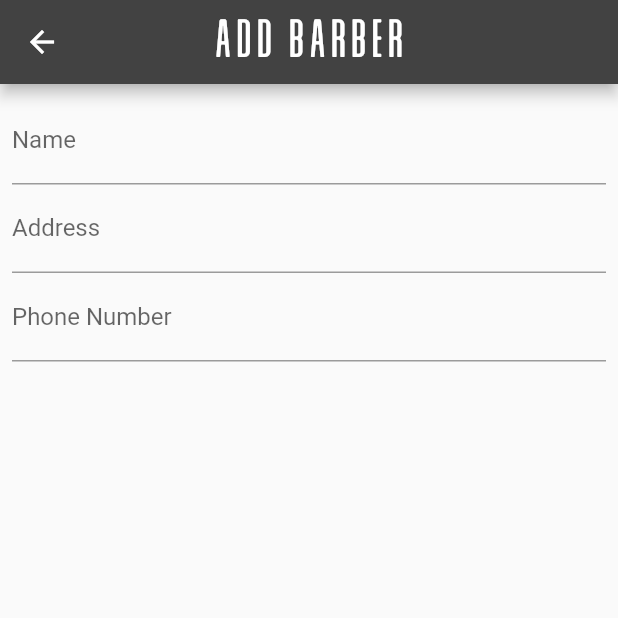
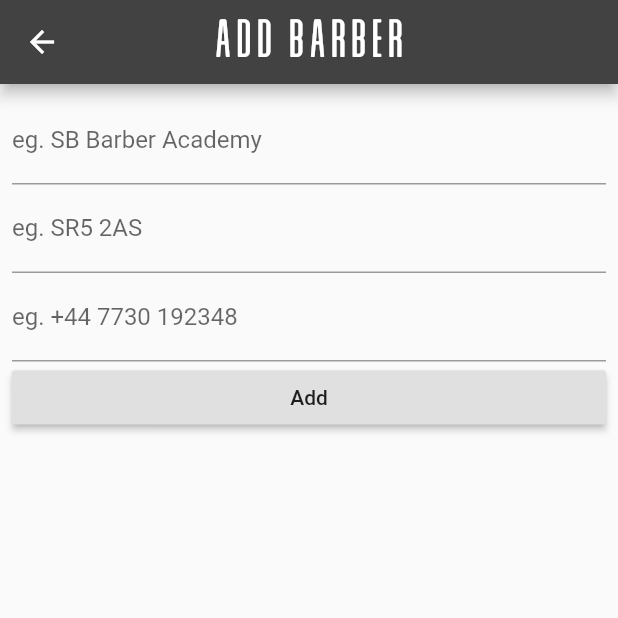
Before and after one commit to dawidstefaniak/Barber, a Flutter app: the AddBarber screen opened directly, on a phone screen of 412 x 824 dp, the top half of it. Run offline on Flutter 3.47's test engine with Material 2 defaults, Android fonts, the phone set to English and light mode, and no system bars; our stand-ins replace bloc, cloud_firestore, equatable, firebase_database, flutter_calendar_carousel, google_maps_flutter; accounts and stored records are empty; generated files the repository leaves out were written again.

Commit message:
Added Add barber working with database

```diff
--- a/lib/AddBarber.dart
+++ b/lib/AddBarber.dart
@@ -1,5 +1,8 @@
 import 'package:barber/Models/Font.dart';
+import 'package:cloud_firestore/cloud_firestore.dart';
+import 'package:firebase_database/firebase_database.dart';
 import 'package:flutter/material.dart';
+import 'Objects/TextFieldObject.dart';
 
 class AddBarber extends StatefulWidget {
   AddBarber({Key key}) : super(key: key);
@@ -10,8 +13,22 @@ class AddBarber extends StatefulWidget {
 class _AddBarberState extends State<AddBarber> {
   @override
   Widget build(BuildContext context) {
-    return Scaffold(appBar: _getAppBar(),
-          body: _getBody());
+    return Scaffold(
+      appBar: _getAppBar(),
+      body: _getBody(),
+    );
+  }
+
+  TextEditingController _nameController;
+  TextEditingController _addressController;
+  TextEditingController _phoneController;
+
+  @override
+  void initState() {
+    super.initState();
+    _nameController = new TextEditingController();
+    _addressController = new TextEditingController();
+    _phoneController = new TextEditingController();
   }
 
   Widget _getBody() {
@@ -21,9 +38,22 @@ class _AddBarberState extends State<AddBarber> {
         child: Form(
           child: ListView(
             children: <Widget>[
-                  TextFormField(decoration: InputDecoration(hintText: 'eg. SB Barber Academy',labelText: 'Name'),),
-                  TextFormField(decoration: InputDecoration(hintText: 'eg. SR5 2AS',labelText: 'Address'),),
-                  TextFormField(decoration: InputDecoration(hintText: 'eg. +44 7730 192348',labelText: 'Phone Number'),),
+              TextFieldObject.getTextField(
+                  hintText: 'eg. SB Barber Academy',
+                  labelText: 'Name',
+                  controller: _nameController),
+              TextFieldObject.getTextField(
+                  hintText: 'eg. SR5 2AS',
+                  labelText: 'Address',
+                  controller: _addressController),
+              TextFieldObject.getTextField(
+                  hintText: 'eg. +44 7730 192348',
+                  labelText: 'Phone Number',
+                  controller: _phoneController),
+              RaisedButton(
+                child: Text('Add'),
+                onPressed: _addBarber,
+              )
             ],
           ),
         ),
@@ -37,4 +67,28 @@ class _AddBarberState extends State<AddBarber> {
       title: Text('Add barber', style: Font.appBarTextStyle),
     );
   }
+
+  void _addBarber() {
+    if (_phoneController.text.isNotEmpty &&
+        _nameController.text.isNotEmpty &&
+        _addressController.text.isNotEmpty) {
+      Firestore.instance
+          .collection('barbers')
+          //TODO use Barber object instead
+          .add({
+            "address": _addressController.text,
+            "icon": "scissors.png",
+            "images": ["barber1.jpg", "barber2.jpg"],
+            "name": _nameController.text,
+            "phone": _phoneController.text
+          })
+          .then((result) => {
+                Navigator.pop(context),
+                _nameController.clear(),
+                _phoneController.clear(),
+                _addressController.clear()
+              })
+          .catchError((error) => print(error));
     }
+  }
+}
--- /dev/null
+++ b/lib/Objects/TextFieldObject.dart
@@ -0,0 +1,10 @@
+import 'package:flutter/material.dart';
+
+class TextFieldObject extends Object{
+  static Widget getTextField({String hintText, String labelText, TextEditingController controller}) {
+    return TextField(
+      decoration: InputDecoration(hintText: hintText??'', labelText: hintText??'',),
+      controller: controller,
+    );
+  }
+}
--- a/lib/SearchResultHome.dart
+++ b/lib/SearchResultHome.dart
@@ -1,7 +1,6 @@
 import 'package:barber/Models/Font.dart';
 import 'package:barber/BarberFromFirebase.dart';
 import 'package:flutter/material.dart';
-import 'dart:io' show Platform;
 
 class SearchResultHome extends StatefulWidget {
   final Barber barber;
--- a/pubspec.yaml
+++ b/pubspec.yaml
@@ -11,7 +11,7 @@ description: Barber app
 # In iOS, build-name is used as CFBundleShortVersionString while build-number used as CFBundleVersion.
 # Read more about iOS versioning at
 # https://developer.apple.com/library/archive/documentation/General/Reference/InfoPlistKeyReference/Articles/CoreFoundationKeys.html
-version: 1.0.0+1
+version: 1.0.0+3
 
 environment:
   sdk: ">=2.2.2 <3.0.0"
@@ -21,7 +21,6 @@ dependencies:
     sdk: flutter
   json_serializable: ^2.2.1
   firebase_core: ^0.4.0+1
-  firebase_analytics: ^3.0.1
   firebase_database: ^3.0.0
   cloud_firestore: ^0.11.0+2
   bloc: ^0.14.1
@@ -29,6 +28,7 @@ dependencies:
   equatable: ^0.2.6
   meta: ^1.1.6
   google_maps_flutter: ^0.5.19
+  url_launcher: ^5.0.3
 
   # The following adds the Cupertino Icons font to your application.
   # Use with the CupertinoIcons class for iOS style icons.
```
Also changed, not shown: lib/main.dart (+31 -0 lines), pubspec.lock, 1 other file. Lines whose indentation alone changed are shown as unchanged.
